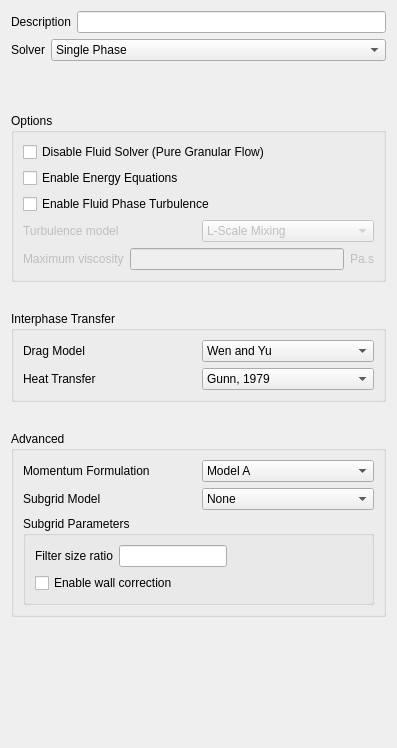
This is gui/uifiles/model.ui in truongd8593/mfix as Qt 5 draws it before an edit. The edited form follows.
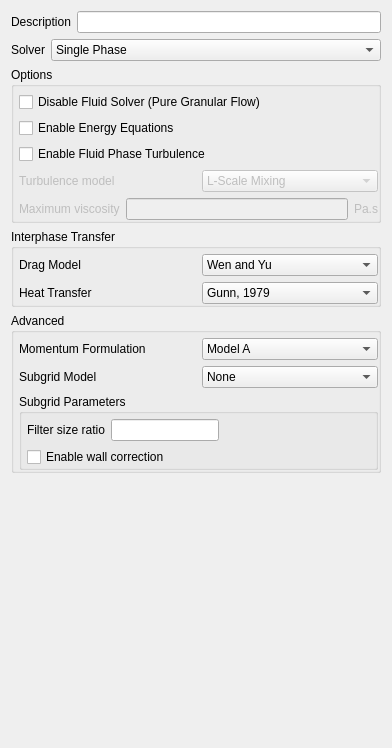
This is the edited form. Custom widgets are drawn as their Qt base class.

Commit message: model_setup: layout/spacing

Diff of the .ui file:
```diff
--- a/gui/uifiles/model.ui
+++ b/gui/uifiles/model.ui
@@ -6,7 +6,7 @@
    <rect>
     <x>0</x>
     <y>0</y>
-    <width>397</width>
+    <width>392</width>
     <height>748</height>
    </rect>
   </property>
@@ -71,19 +71,6 @@
      </item>
     </layout>
    </item>
-   <item>
-    <spacer name="verticalSpacer">
-     <property name="orientation">
-      <enum>Qt::Vertical</enum>
-     </property>
-     <property name="sizeHint" stdset="0">
-      <size>
-       <width>20</width>
-       <height>46</height>
-      </size>
-     </property>
-    </spacer>
-   </item>
    <item>
     <widget class="QGroupBox" name="groupBox_options">
      <property name="title">
@@ -93,6 +80,18 @@
       <bool>true</bool>
      </property>
      <layout class="QGridLayout" name="gridLayout_2">
+      <property name="leftMargin">
+       <number>5</number>
+      </property>
+      <property name="topMargin">
+       <number>5</number>
+      </property>
+      <property name="rightMargin">
+       <number>0</number>
+      </property>
+      <property name="bottomMargin">
+       <number>0</number>
+      </property>
       <item row="0" column="0" colspan="2">
        <widget class="QCheckBox" name="checkbox_disable_fluid_solver">
         <property name="text">
@@ -100,7 +99,7 @@
         </property>
        </widget>
       </item>
-      <item row="1" column="0" colspan="2">
+      <item row="1" column="0">
        <widget class="CheckBox" name="checkbox_keyword_energy_eq">
         <property name="text">
          <string>Enable Energy Equations</string>
@@ -175,19 +174,6 @@
      </layout>
     </widget>
    </item>
-   <item>
-    <spacer name="verticalSpacer_9">
-     <property name="orientation">
-      <enum>Qt::Vertical</enum>
-     </property>
-     <property name="sizeHint" stdset="0">
-      <size>
-       <width>20</width>
-       <height>20</height>
-      </size>
-     </property>
-    </spacer>
-   </item>
    <item>
     <widget class="QGroupBox" name="groupbox_interphase">
      <property name="title">
@@ -197,6 +183,18 @@
       <bool>true</bool>
      </property>
      <layout class="QGridLayout" name="gridLayout_4">
+      <property name="leftMargin">
+       <number>5</number>
+      </property>
+      <property name="topMargin">
+       <number>5</number>
+      </property>
+      <property name="rightMargin">
+       <number>0</number>
+      </property>
+      <property name="bottomMargin">
+       <number>0</number>
+      </property>
       <item row="0" column="0">
        <widget class="QLabel" name="label_drag_model">
         <property name="text">
@@ -232,19 +230,6 @@
      </layout>
     </widget>
    </item>
-   <item>
-    <spacer name="verticalSpacer_10">
-     <property name="orientation">
-      <enum>Qt::Vertical</enum>
-     </property>
-     <property name="sizeHint" stdset="0">
-      <size>
-       <width>20</width>
-       <height>20</height>
-      </size>
-     </property>
-    </spacer>
-   </item>
    <item>
     <widget class="QGroupBox" name="groupBox_advanced">
      <property name="title">
@@ -254,6 +239,18 @@
       <bool>true</bool>
      </property>
      <layout class="QGridLayout" name="gridLayout_6">
+      <property name="leftMargin">
+       <number>5</number>
+      </property>
+      <property name="topMargin">
+       <number>5</number>
+      </property>
+      <property name="rightMargin">
+       <number>0</number>
+      </property>
+      <property name="bottomMargin">
+       <number>0</number>
+      </property>
       <item row="0" column="0">
        <widget class="QLabel" name="label_26">
         <property name="layoutDirection">
@@ -321,6 +318,18 @@
          <bool>true</bool>
         </property>
         <layout class="QGridLayout" name="gridLayout">
+         <property name="leftMargin">
+          <number>5</number>
+         </property>
+         <property name="topMargin">
+          <number>5</number>
+         </property>
+         <property name="rightMargin">
+          <number>0</number>
+         </property>
+         <property name="bottomMargin">
+          <number>0</number>
+         </property>
          <item row="0" column="0">
           <widget class="QLabel" name="label_2">
            <property name="text">
@@ -365,17 +374,14 @@
     </widget>
    </item>
    <item>
-    <spacer name="verticalSpacer_3">
+    <spacer name="verticalSpacer">
      <property name="orientation">
       <enum>Qt::Vertical</enum>
      </property>
-     <property name="sizeType">
-      <enum>QSizePolicy::Maximum</enum>
-     </property>
      <property name="sizeHint" stdset="0">
       <size>
        <width>20</width>
-       <height>120</height>
+       <height>40</height>
       </size>
      </property>
     </spacer>
```
Left out of the diff: 62 changed lines with no effect on the pictures.
